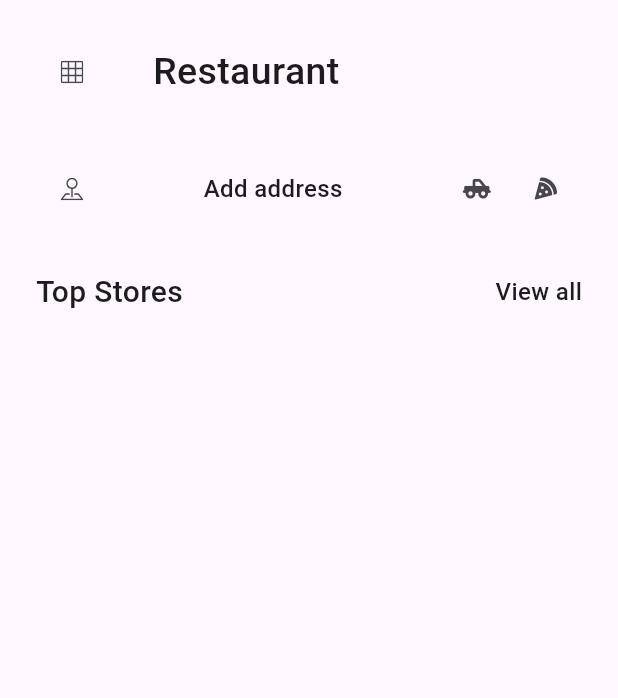
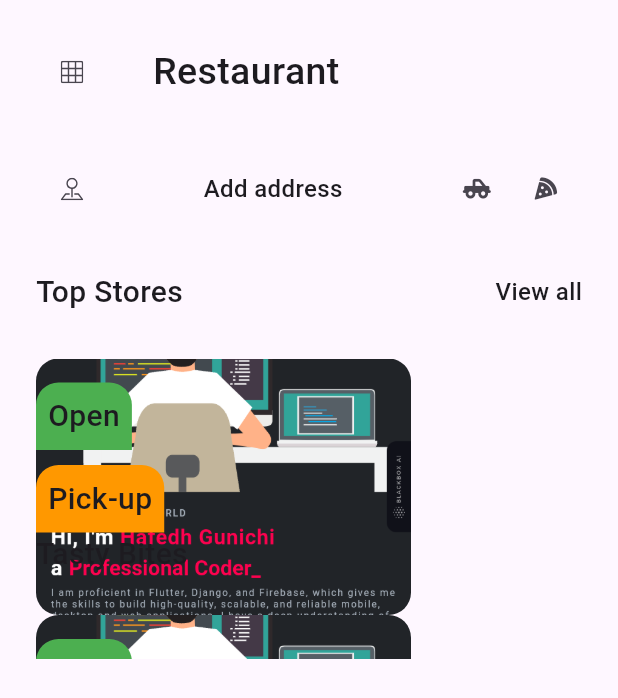
Before and after one commit to hafedh049/restaurant_management, a Flutter app: the Home screen opened directly, on a phone screen of 412 x 824 dp. Shown: the top 698 px of the screen. Run offline on Flutter 3.47's test engine with Material 3 defaults, Android fonts, the phone set to English and light mode, and no system bars; our stand-ins replace firebase_core, flutter_animate, hive, icons_plus, lottie, url_strategy; accounts and stored records are empty; network calls fail.

Commit message:
Modified  lib/utils/globals.dart MM lib/views/home.dart

```diff
--- a/lib/utils/globals.dart
+++ b/lib/utils/globals.dart
@@ -1,3 +1,4 @@
+import 'package:flutter/material.dart';
 import 'package:hive/hive.dart';
 
 late Box<dynamic> user;
@@ -5,3 +6,6 @@ Map<String, dynamic> configurations = <String, dynamic>{};
 Map<String, dynamic> settings = <String, dynamic>{};
 
 String selectedPage = "Home";
+
+const Color green = Colors.green;
+const Color orange = Colors.orange;
--- a/lib/views/home.dart
+++ b/lib/views/home.dart
@@ -1,5 +1,7 @@
 import 'package:flutter/material.dart';
 import 'package:icons_plus/icons_plus.dart';
+
+import '../utils/globals.dart';
 
 class Home extends StatefulWidget {
   const Home({super.key});
@@ -64,12 +66,37 @@ class _HomeState extends State<Home> {
             const SizedBox(height: 30),
             SizedBox(
               height: 200,
+              width: 250,
               child: ListView.separated(
                 itemBuilder: (BuildContext context, int index) => Container(
+                  padding: const EdgeInsets.symmetric(vertical: 16),
                   decoration: BoxDecoration(borderRadius: BorderRadius.circular(15), image: const DecorationImage(image: AssetImage("assets/pictures/5.png"), fit: BoxFit.cover)),
                   child: Column(
                     crossAxisAlignment: CrossAxisAlignment.start,
-                    children: <Widget>[],
+                    children: <Widget>[
+                      Container(
+                        padding: const EdgeInsets.all(8),
+                        decoration: const BoxDecoration(color: green, borderRadius: BorderRadius.only(topRight: Radius.circular(15), topLeft: Radius.circular(15))),
+                        child: const Text("Open", style: TextStyle(fontSize: 20, fontWeight: FontWeight.w500)),
+                      ),
+                      const SizedBox(height: 10),
+                      Container(
+                        padding: const EdgeInsets.all(8),
+                        decoration: const BoxDecoration(color: orange, borderRadius: BorderRadius.only(topRight: Radius.circular(15), topLeft: Radius.circular(15))),
+                        child: const Text("Pick-up", style: TextStyle(fontSize: 20, fontWeight: FontWeight.w500)),
+                      ),
+                      const Spacer(),
+                      const Text("Tasty Bites", style: TextStyle(fontSize: 20, fontWeight: FontWeight.w500)),
+                      const SizedBox(height: 10),
+                      Padding(
+                        padding: const EdgeInsets.symmetric(horizontal: 16),
+                        child: Row(
+                          children: <Widget>[
+                            Spacer(),
+                          ],
+                        ),
+                      ),
+                    ],
                   ),
                 ),
                 separatorBuilder: (BuildContext context, int index) => const SizedBox(width: 20),
```
